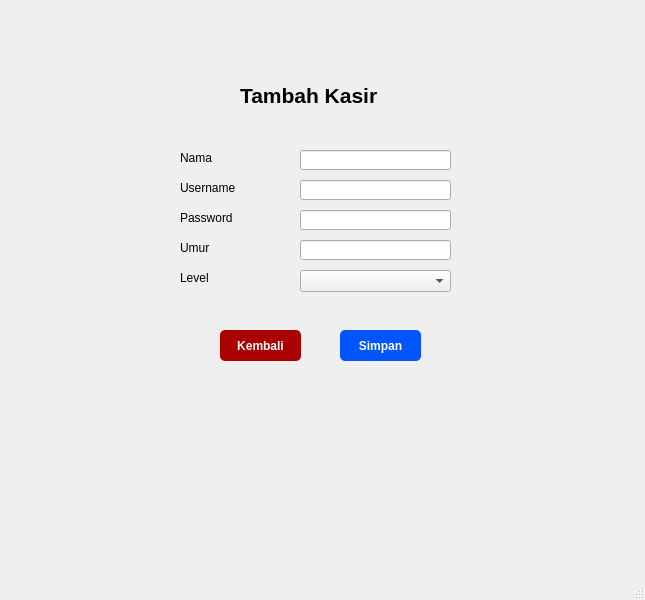
Old version of the form form_insert_data_kasir.ui in the repository naylasalsdev-project/SudiKasusUAS.
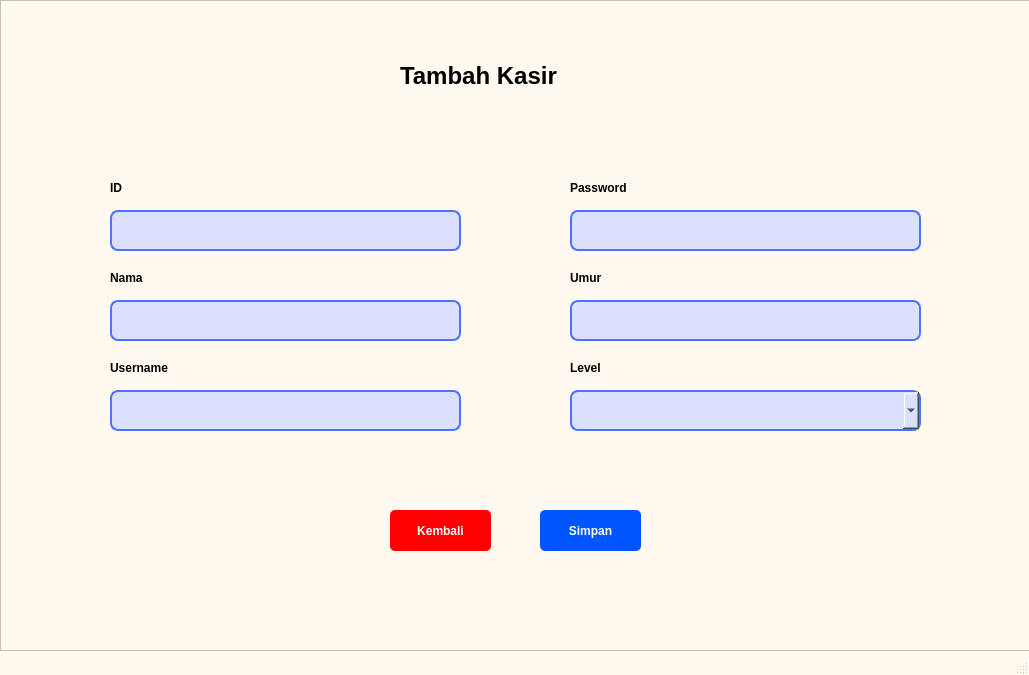
New version of the form.

```diff
--- a/form_insert_data_kasir.ui
+++ b/form_insert_data_kasir.ui
@@ -6,76 +6,75 @@
    <rect>
     <x>0</x>
     <y>0</y>
-    <width>645</width>
-    <height>600</height>
+    <width>1029</width>
+    <height>675</height>
    </rect>
   </property>
   <property name="windowTitle">
    <string>MainWindow</string>
   </property>
+  <property name="styleSheet">
+   <string notr="true">QMainWindow{ 
+	background-color: rgb(255, 249, 239);
+}</string>
+  </property>
   <widget class="QWidget" name="centralwidget">
-   <widget class="QLineEdit" name="lineEdit_2">
+   <property name="styleSheet">
+    <string notr="true">QWidget{ 
+	background-color: rgb(255, 249, 239);
+}</string>
+   </property>
+   <widget class="QFrame" name="frame">
     <property name="geometry">
      <rect>
-      <x>300</x>
-      <y>150</y>
-      <width>151</width>
-      <height>20</height>
+      <x>0</x>
+      <y>0</y>
+      <width>1031</width>
+      <height>651</height>
      </rect>
     </property>
-   </widget>
-   <widget class="QLabel" name="label_5">
+    <property name="styleSheet">
+     <string notr="true">QFrame{ 
+	background-color: rgb(255, 249, 239);
+}</string>
+    </property>
+    <property name="frameShape">
+     <enum>QFrame::StyledPanel</enum>
+    </property>
+    <property name="frameShadow">
+     <enum>QFrame::Raised</enum>
+    </property>
+    <widget class="QLabel" name="label_9">
     <property name="geometry">
      <rect>
-      <x>180</x>
-      <y>270</y>
+       <x>570</x>
+       <y>180</y>
       <width>81</width>
       <height>16</height>
      </rect>
     </property>
-    <property name="text">
-     <string>Level</string>
-    </property>
-   </widget>
-   <widget class="QPushButton" name="pushButton">
-    <property name="geometry">
-     <rect>
-      <x>340</x>
-      <y>330</y>
-      <width>81</width>
-      <height>31</height>
-     </rect>
-    </property>
     <property name="font">
      <font>
       <weight>75</weight>
       <bold>true</bold>
      </font>
     </property>
-    <property name="styleSheet">
-     <string notr="true">QPushButton {
-    background-color: rgb(0, 85, 255);
-    color: white;
-    border-radius: 5px;   
-    padding: 6px;           
-}</string>
-    </property>
     <property name="text">
-     <string>Simpan</string>
-    </property>
-   </widget>
-   <widget class="QLabel" name="label">
+      <string>Password</string>
+     </property>
+    </widget>
+    <widget class="QLabel" name="label_4">
     <property name="geometry">
      <rect>
-      <x>240</x>
-      <y>70</y>
-      <width>271</width>
+       <x>400</x>
+       <y>50</y>
+       <width>231</width>
       <height>51</height>
      </rect>
     </property>
     <property name="font">
      <font>
-      <pointsize>16</pointsize>
+       <pointsize>18</pointsize>
       <weight>75</weight>
       <bold>true</bold>
      </font>
@@ -84,124 +83,276 @@
      <string>Tambah Kasir</string>
     </property>
    </widget>
-   <widget class="QLineEdit" name="lineEdit">
+    <widget class="QLabel" name="label_11">
     <property name="geometry">
      <rect>
-      <x>300</x>
-      <y>210</y>
-      <width>151</width>
-      <height>20</height>
-     </rect>
-    </property>
-   </widget>
-   <widget class="QLabel" name="label_2">
-    <property name="geometry">
-     <rect>
-      <x>180</x>
-      <y>210</y>
+       <x>570</x>
+       <y>360</y>
       <width>81</width>
       <height>16</height>
      </rect>
     </property>
+     <property name="font">
+      <font>
+       <weight>75</weight>
+       <bold>true</bold>
+      </font>
+     </property>
     <property name="text">
-     <string>Password</string>
-    </property>
-   </widget>
-   <widget class="QLabel" name="label_3">
+      <string>Level</string>
+     </property>
+    </widget>
+    <widget class="QLabel" name="label_5">
     <property name="geometry">
      <rect>
-      <x>180</x>
-      <y>150</y>
+       <x>110</x>
+       <y>360</y>
       <width>81</width>
       <height>16</height>
      </rect>
     </property>
-    <property name="text">
-     <string>Nama</string>
-    </property>
-   </widget>
-   <widget class="QComboBox" name="comboBox">
-    <property name="geometry">
-     <rect>
-      <x>300</x>
-      <y>270</y>
-      <width>151</width>
-      <height>22</height>
-     </rect>
+     <property name="font">
+      <font>
+       <weight>75</weight>
+       <bold>true</bold>
+      </font>
+     </property>
+     <property name="text">
+      <string>Username</string>
     </property>
    </widget>
    <widget class="QLineEdit" name="lineEdit_3">
     <property name="geometry">
      <rect>
-      <x>300</x>
-      <y>240</y>
-      <width>151</width>
-      <height>20</height>
-     </rect>
-    </property>
-   </widget>
-   <widget class="QPushButton" name="pushButton_2">
-    <property name="geometry">
-     <rect>
-      <x>220</x>
-      <y>330</y>
-      <width>81</width>
-      <height>31</height>
-     </rect>
-    </property>
-    <property name="font">
-     <font>
-      <weight>75</weight>
-      <bold>true</bold>
-     </font>
+       <x>110</x>
+       <y>210</y>
+       <width>351</width>
+       <height>41</height>
+      </rect>
     </property>
     <property name="styleSheet">
-     <string notr="true">QPushButton {
-    background-color: rgb(170, 0, 0);
-    color: white;
-    border-radius: 5px;   
-    padding: 6px;           
+      <string notr="true">QLineEdit {
+    border: 2px solid rgb(76, 115, 255);
+    background-color: rgb(219, 224, 255);
+	border-radius: 8px
 }</string>
-    </property>
-    <property name="text">
-     <string>Kembali</string>
-    </property>
-   </widget>
-   <widget class="QLabel" name="label_4">
-    <property name="geometry">
-     <rect>
-      <x>180</x>
-      <y>240</y>
-      <width>81</width>
-      <height>16</height>
-     </rect>
-    </property>
-    <property name="text">
-     <string>Umur</string>
     </property>
    </widget>
    <widget class="QLabel" name="label_6">
     <property name="geometry">
      <rect>
-      <x>180</x>
+       <x>110</x>
+       <y>270</y>
+       <width>81</width>
+       <height>16</height>
+      </rect>
+     </property>
+     <property name="font">
+      <font>
+       <weight>75</weight>
+       <bold>true</bold>
+      </font>
+     </property>
+     <property name="text">
+      <string>Nama</string>
+     </property>
+    </widget>
+    <widget class="QLabel" name="label_10">
+     <property name="geometry">
+      <rect>
+       <x>110</x>
       <y>180</y>
       <width>81</width>
       <height>16</height>
      </rect>
     </property>
+     <property name="font">
+      <font>
+       <weight>75</weight>
+       <bold>true</bold>
+      </font>
+     </property>
     <property name="text">
-     <string>Username</string>
+      <string>ID</string>
+     </property>
+    </widget>
+    <widget class="QLabel" name="label_14">
+     <property name="geometry">
+      <rect>
+       <x>570</x>
+       <y>270</y>
+       <width>81</width>
+       <height>16</height>
+      </rect>
+     </property>
+     <property name="font">
+      <font>
+       <weight>75</weight>
+       <bold>true</bold>
+      </font>
+     </property>
+     <property name="text">
+      <string>Umur</string>
+     </property>
+    </widget>
+    <widget class="QLabel" name="label_21">
+     <property name="geometry">
+      <rect>
+       <x>570</x>
+       <y>270</y>
+       <width>81</width>
+       <height>16</height>
+      </rect>
+     </property>
+     <property name="font">
+      <font>
+       <weight>75</weight>
+       <bold>true</bold>
+      </font>
+     </property>
+     <property name="text">
+      <string>Umur</string>
     </property>
    </widget>
    <widget class="QLineEdit" name="lineEdit_4">
     <property name="geometry">
      <rect>
-      <x>300</x>
-      <y>180</y>
-      <width>151</width>
-      <height>20</height>
-     </rect>
-    </property>
+       <x>110</x>
+       <y>300</y>
+       <width>351</width>
+       <height>41</height>
+      </rect>
+     </property>
+     <property name="styleSheet">
+      <string notr="true">QLineEdit {
+    border: 2px solid rgb(76, 115, 255);
+    background-color: rgb(219, 224, 255);
+	border-radius: 8px
+}</string>
+     </property>
+    </widget>
+    <widget class="QLineEdit" name="lineEdit_5">
+     <property name="geometry">
+      <rect>
+       <x>110</x>
+       <y>390</y>
+       <width>351</width>
+       <height>41</height>
+      </rect>
+     </property>
+     <property name="styleSheet">
+      <string notr="true">QLineEdit {
+    border: 2px solid rgb(76, 115, 255);
+    background-color: rgb(219, 224, 255);
+	border-radius: 8px
+}</string>
+     </property>
+    </widget>
+    <widget class="QLineEdit" name="lineEdit_6">
+     <property name="geometry">
+      <rect>
+       <x>570</x>
+       <y>210</y>
+       <width>351</width>
+       <height>41</height>
+      </rect>
+     </property>
+     <property name="styleSheet">
+      <string notr="true">QLineEdit {
+    border: 2px solid rgb(76, 115, 255);
+    background-color: rgb(219, 224, 255);
+	border-radius: 8px
+}</string>
+     </property>
+    </widget>
+    <widget class="QLineEdit" name="lineEdit_7">
+     <property name="geometry">
+      <rect>
+       <x>570</x>
+       <y>300</y>
+       <width>351</width>
+       <height>41</height>
+      </rect>
+     </property>
+     <property name="styleSheet">
+      <string notr="true">QLineEdit {
+    border: 2px solid rgb(76, 115, 255);
+    background-color: rgb(219, 224, 255);
+	border-radius: 8px
+}</string>
+     </property>
+    </widget>
+    <widget class="QComboBox" name="comboBox">
+     <property name="geometry">
+      <rect>
+       <x>570</x>
+       <y>390</y>
+       <width>351</width>
+       <height>41</height>
+      </rect>
+     </property>
+     <property name="styleSheet">
+      <string notr="true">QComboBox {
+    border: 2px solid rgb(76, 115, 255);
+    background-color: rgb(219, 224, 255);
+	border-radius: 8px
+}</string>
+     </property>
+    </widget>
+    <widget class="QPushButton" name="pushButton_7">
+     <property name="geometry">
+      <rect>
+       <x>390</x>
+       <y>510</y>
+       <width>101</width>
+       <height>41</height>
+      </rect>
+     </property>
+     <property name="font">
+      <font>
+       <weight>75</weight>
+       <bold>true</bold>
+      </font>
+     </property>
+     <property name="styleSheet">
+      <string notr="true">QPushButton {
+    background-color: rgb(255, 0, 0);
+    color: white;
+    border-radius: 5px;   
+    padding: 6px;           
+}</string>
+     </property>
+     <property name="text">
+      <string>Kembali</string>
+     </property>
+    </widget>
+    <widget class="QPushButton" name="pushButton_6">
+     <property name="geometry">
+      <rect>
+       <x>540</x>
+       <y>510</y>
+       <width>101</width>
+       <height>41</height>
+      </rect>
+     </property>
+     <property name="font">
+      <font>
+       <weight>75</weight>
+       <bold>true</bold>
+      </font>
+     </property>
+     <property name="styleSheet">
+      <string notr="true">QPushButton {
+    background-color: rgb(0, 85, 255);
+    color: white;
+    border-radius: 5px;   
+    padding: 6px;           
+}</string>
+     </property>
+     <property name="text">
+      <string>Simpan</string>
+     </property>
+    </widget>
    </widget>
   </widget>
   <widget class="QMenuBar" name="menubar">
```
Left out of the diff: 4 changed lines with no effect on the pictures. Lines whose indentation alone changed are shown as unchanged.
